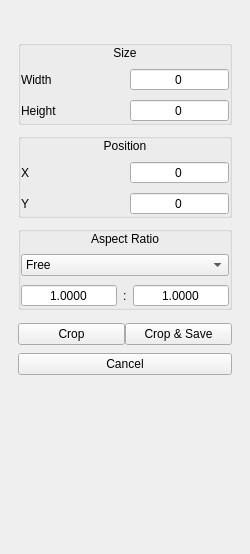
The window that qimgv/gui/panels/croppanel/croppanel.ui (do-i/thumbgrid) describes before a commit, drawn with Qt 5.
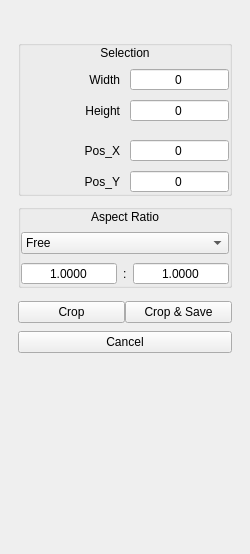
The same window after the commit. Custom widgets are drawn as their Qt base class.

```diff
--- a/qimgv/gui/panels/croppanel/croppanel.ui
+++ b/qimgv/gui/panels/croppanel/croppanel.ui
@@ -78,7 +78,7 @@
       <item>
        <widget class="QLabel" name="label_6">
         <property name="text">
-         <string>Size</string>
+         <string>Selection</string>
         </property>
         <property name="alignment">
          <set>Qt::AlignCenter</set>
@@ -98,6 +98,9 @@
           <property name="text">
            <string>Width</string>
           </property>
+          <property name="alignment">
+           <set>Qt::AlignRight|Qt::AlignTrailing|Qt::AlignVCenter</set>
+          </property>
          </widget>
         </item>
         <item>
@@ -131,6 +134,9 @@
           <property name="text">
            <string>Height</string>
           </property>
+          <property name="alignment">
+           <set>Qt::AlignRight|Qt::AlignTrailing|Qt::AlignVCenter</set>
+          </property>
          </widget>
         </item>
         <item>
@@ -151,43 +157,31 @@
         </item>
        </layout>
       </item>
-     </layout>
-    </widget>
-   </item>
-   <item>
-    <widget class="QGroupBox" name="groupBox_2">
-     <property name="accessibleName">
-      <string/>
-     </property>
-     <property name="title">
-      <string/>
-     </property>
-     <property name="flat">
-      <bool>false</bool>
-     </property>
-     <layout class="QVBoxLayout" name="verticalLayout_3">
-      <property name="spacing">
-       <number>8</number>
-      </property>
-      <property name="leftMargin">
-       <number>0</number>
-      </property>
-      <property name="topMargin">
-       <number>0</number>
-      </property>
-      <property name="rightMargin">
-       <number>0</number>
-      </property>
-      <property name="bottomMargin">
-       <number>0</number>
-      </property>
       <item>
-       <widget class="QLabel" name="label_7">
-        <property name="text">
-         <string>Position</string>
+       <widget class="QWidget" name="line" native="true">
+        <property name="sizePolicy">
+         <sizepolicy hsizetype="Expanding" vsizetype="Fixed">
+          <horstretch>0</horstretch>
+          <verstretch>0</verstretch>
+         </sizepolicy>
         </property>
-        <property name="alignment">
-         <set>Qt::AlignCenter</set>
+        <property name="minimumSize">
+         <size>
+          <width>0</width>
+          <height>1</height>
+         </size>
+        </property>
+        <property name="maximumSize">
+         <size>
+          <width>16777215</width>
+          <height>1</height>
+         </size>
+        </property>
+        <property name="accessibleName">
+         <string notr="true">CropPanelSeparator</string>
+        </property>
+        <property name="layoutDirection">
+         <enum>Qt::LeftToRight</enum>
         </property>
        </widget>
       </item>
@@ -205,7 +199,10 @@
            <string notr="true"/>
           </property>
           <property name="text">
-           <string notr="true">X</string>
+           <string notr="true">Pos_X</string>
+          </property>
+          <property name="alignment">
+           <set>Qt::AlignRight|Qt::AlignTrailing|Qt::AlignVCenter</set>
           </property>
          </widget>
         </item>
@@ -241,7 +238,10 @@
            <string notr="true"/>
           </property>
           <property name="text">
-           <string notr="true">Y</string>
+           <string notr="true">Pos_Y</string>
+          </property>
+          <property name="alignment">
+           <set>Qt::AlignRight|Qt::AlignTrailing|Qt::AlignVCenter</set>
           </property>
          </widget>
         </item>
```
